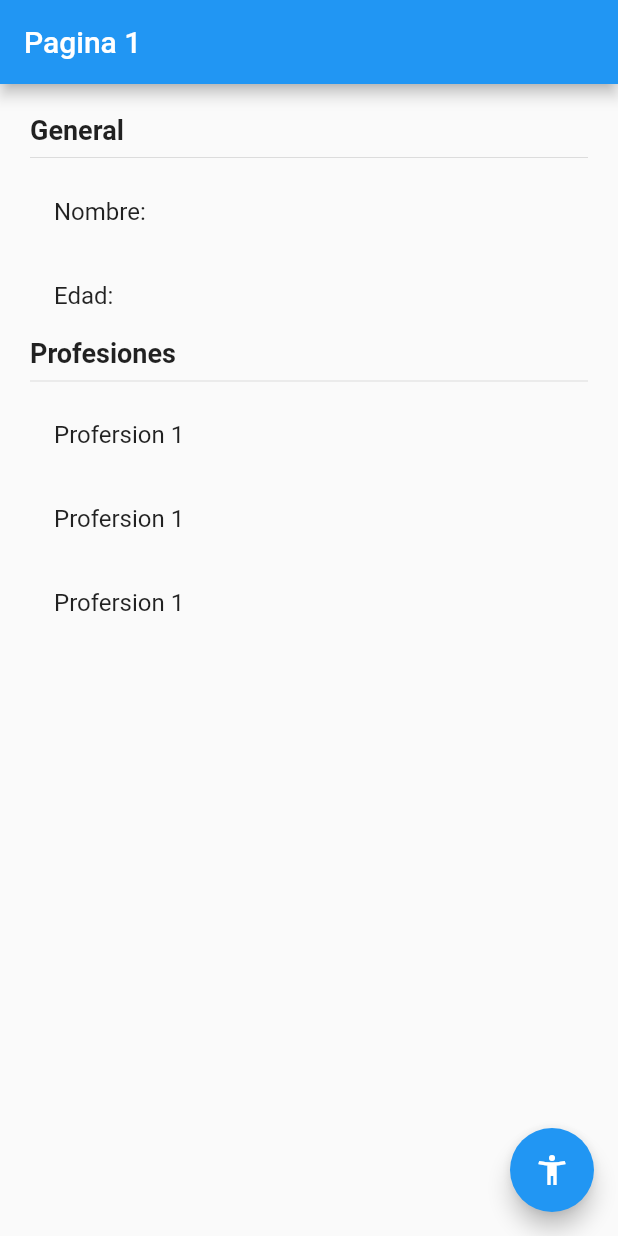
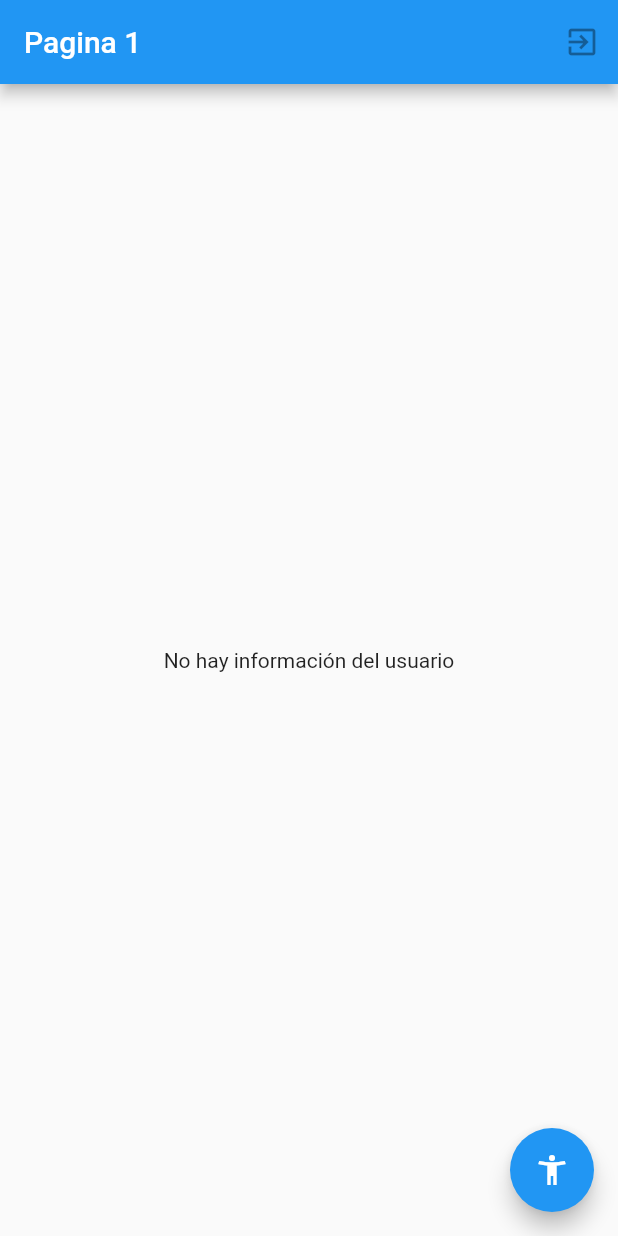
Before and after one commit to djmai/flutter-estados, a Flutter app: the screen it shows after launch, on a phone screen of 412 x 824 dp. Run offline on Flutter 3.47's test engine with Material 2 defaults, Android fonts, the phone set to English and light mode, and no system bars; our stand-ins replace flutter_bloc.

Commit message:
Cubit listo

```diff
--- /dev/null
+++ b/lib/bloc/usuario/usuario_cubit.dart
@@ -0,0 +1,41 @@
+import 'package:meta/meta.dart';
+import 'package:flutter_bloc/flutter_bloc.dart';
+
+import 'package:estados_app/models/usuario.dart';
+
+part 'usuario_state.dart';
+
+class UsuarioCubit extends Cubit<UsuarioState> {
+  UsuarioCubit() : super(UsuarioInitial());
+
+  void seleccionarUsuario(Usuario user) {
+    emit(UsuarioActivo(user));
+  }
+
+  void cambiarEdad(int edad) {
+    final currentState = state;
+    if (currentState is UsuarioActivo) {
+      final newUser = currentState.usuario.copyWith(edad: edad);
+      emit(UsuarioActivo(newUser));
+    }
+  }
+
+  void agregarProfesion() {
+    final currentState = state;
+    if (currentState is UsuarioActivo) {
+      // currentState.usuario.copyWith().profesiones!.add(
+      //     'Profesión ${currentState.usuario.copyWith().profesiones!.length + 1}');
+      // final usuario = currentState.usuario.copyWith();
+      final newProfesiones =[
+        ...currentState.usuario.profesiones!,
+        'Profesión ${currentState.usuario.profesiones!.length + 1}'
+      ];
+      final newUser = currentState.usuario.copyWith(profesiones: newProfesiones);
+      emit(UsuarioActivo(newUser));
+    }
+  }
+
+  void borrarUsuario(){
+    emit(UsuarioInitial());
+  }
+}
--- /dev/null
+++ b/lib/bloc/usuario/usuario_state.dart
@@ -0,0 +1,18 @@
+part of 'usuario_cubit.dart';
+
+@immutable
+abstract class UsuarioState {}
+
+class UsuarioInitial extends UsuarioState {
+  final existeUsuario = false;
+}
+
+class UsuarioActivo extends UsuarioState {
+  final existeUsuario = true;
+  final Usuario usuario;
+
+  UsuarioActivo(this.usuario);
+
+
+
+}
--- a/lib/main.dart
+++ b/lib/main.dart
@@ -1,13 +1,20 @@
+import 'package:estados_app/bloc/usuario/usuario_cubit.dart';
+import 'package:flutter/material.dart';
+import 'package:flutter_bloc/flutter_bloc.dart';
+
 import 'package:estados_app/pages/page1_page.dart';
 import 'package:estados_app/pages/page2_page.dart';
-import 'package:flutter/material.dart';
 
 void main() => runApp(MyApp());
 
 class MyApp extends StatelessWidget {
   @override
   Widget build(BuildContext context) {
-    return MaterialApp(
+    return MultiBlocProvider(
+      providers: [
+        BlocProvider<UsuarioCubit>(create: (_) => UsuarioCubit()),
+      ],
+      child: MaterialApp(
         debugShowCheckedModeBanner: false,
         title: 'Material App',
         initialRoute: 'pagina1',
@@ -15,6 +22,7 @@ class MyApp extends StatelessWidget {
           'pagina1': (_) => Pagina1Page(),
           'pagina2': (_) => Pagina2Page(),
         },
+      ),
     );
   }
 }
--- a/lib/models/usuario.dart
+++ b/lib/models/usuario.dart
@@ -1,7 +1,18 @@
 class Usuario {
-  String nombre;
-  int edad;
-  List<String>? profesiones;
+  final String nombre;
+  final int edad;
+  final List<String>? profesiones;
 
   Usuario({required this.nombre, required this.edad, this.profesiones});
+
+  Usuario copyWith({
+    String? nombre,
+    int? edad,
+    List<String>? profesiones,
+  }) =>
+      Usuario(
+        nombre: nombre ?? this.nombre,
+        edad: edad ?? this.edad,
+        profesiones: profesiones ?? this.profesiones,
+      );
 }
--- a/lib/pages/page1_page.dart
+++ b/lib/pages/page1_page.dart
@@ -1,17 +1,31 @@
 import 'dart:ffi';
 
+import 'package:estados_app/bloc/usuario/usuario_cubit.dart';
+import 'package:estados_app/models/usuario.dart';
 import 'package:flutter/material.dart';
+import 'package:flutter_bloc/flutter_bloc.dart';
 
 class Pagina1Page extends StatelessWidget {
   const Pagina1Page({Key? key}) : super(key: key);
 
   @override
   Widget build(BuildContext context) {
+    final usuarioCubit = context.read<UsuarioCubit>();
     return Scaffold(
       appBar: AppBar(
         title: Text('Pagina 1'),
+        actions: [
+          BlocBuilder<UsuarioCubit, UsuarioState>(builder: (_, state) {
+            if (state is UsuarioActivo) {
+              return IconButton(
+                  icon: Icon(Icons.exit_to_app),
+                  onPressed: () => usuarioCubit.borrarUsuario(),);
+            }
+            return IconButton(onPressed: null, icon: Icon(Icons.exit_to_app));
+          }),
+        ],
       ),
-      body: InformacionUsuario(),
+      body: BodyScaffold(),
       floatingActionButton: FloatingActionButton(
         child: Icon(Icons.accessibility_new),
         onPressed: () => Navigator.pushNamed(context, 'pagina2'),
@@ -20,7 +34,45 @@ class Pagina1Page extends StatelessWidget {
   }
 }
 
+class BodyScaffold extends StatelessWidget {
+  const BodyScaffold({
+    Key? key,
+  }) : super(key: key);
+
+  @override
+  Widget build(BuildContext context) {
+    return BlocBuilder<UsuarioCubit, UsuarioState>(
+      builder: (_, state) {
+        switch (state.runtimeType) {
+          case UsuarioInitial:
+            return Center(child: Text('No hay información del usuario'));
+            break;
+          case UsuarioActivo:
+            return InformacionUsuario(
+                usuario: (state as UsuarioActivo).usuario);
+            break;
+          default:
+            return Center(child: CircularProgressIndicator());
+            break;
+        }
+
+        // if (state is UsuarioInitial) {
+        //   return Center(child: Text('No hay información del usuario'));
+        // } else if (state is UsuarioActivo) {
+        //   return InformacionUsuario(usuario: state.usuario);
+        // } else {
+        //   return Center(child: CircularProgressIndicator());
+        // }
+      },
+    );
+  }
+}
+
 class InformacionUsuario extends StatelessWidget {
+  final Usuario usuario;
+
+  const InformacionUsuario({super.key, required this.usuario});
+
   @override
   Widget build(BuildContext context) {
     return Container(
@@ -33,14 +85,14 @@ class InformacionUsuario extends StatelessWidget {
           Text('General',
               style: TextStyle(fontSize: 18, fontWeight: FontWeight.bold)),
           Divider(),
-          ListTile(title: Text('Nombre: ')),
-          ListTile(title: Text('Edad: ')),
+          ListTile(title: Text('Nombre: ${usuario.nombre}')),
+          ListTile(title: Text('Edad: ${usuario.edad}')),
           Text('Profesiones',
               style: TextStyle(fontSize: 18, fontWeight: FontWeight.bold)),
           Divider(),
-          ListTile(title: Text('Profersion 1')),
-          ListTile(title: Text('Profersion 1')),
-          ListTile(title: Text('Profersion 1')),
+          ...usuario.profesiones!
+              .map((profesion) => ListTile(title: Text(profesion)))
+              .toList()
         ],
       ),
     );
--- a/lib/pages/page2_page.dart
+++ b/lib/pages/page2_page.dart
@@ -1,10 +1,19 @@
+import 'dart:io';
+
+import 'package:estados_app/models/usuario.dart';
 import 'package:flutter/material.dart';
+import 'package:flutter_bloc/flutter_bloc.dart';
+
+import 'package:estados_app/bloc/usuario/usuario_cubit.dart';
 
 class Pagina2Page extends StatelessWidget {
   const Pagina2Page({Key? key}) : super(key: key);
 
   @override
   Widget build(BuildContext context) {
+
+    final usuarioCubit = context.read<UsuarioCubit>();
+
     return Scaffold(
       appBar: AppBar(
         title: Text('Pagina 2'),
@@ -14,19 +23,33 @@ class Pagina2Page extends StatelessWidget {
           mainAxisAlignment: MainAxisAlignment.center,
           children: [
             MaterialButton(
-              child: Text('Establecer Usuario', style: TextStyle(color: Colors.white)),
+              child: Text('Establecer Usuario',
+                  style: TextStyle(color: Colors.white)),
               color: Colors.blue,
-              onPressed: () {},
+              onPressed: () {
+                final newUser = new Usuario(
+                  nombre: 'Miguel Martínez',
+                  edad: 30,
+                  profesiones: ['FullStack Developer', 'Tester Develop'],
+                );
+                usuarioCubit.seleccionarUsuario(newUser);
+              },
             ),
             MaterialButton(
-              child: Text('Cambiar edad', style: TextStyle(color: Colors.white)),
+              child:
+                  Text('Cambiar edad', style: TextStyle(color: Colors.white)),
               color: Colors.blue,
-              onPressed: () {},
+              onPressed: () {
+                usuarioCubit.cambiarEdad(50);
+              },
             ),
             MaterialButton(
-              child: Text('Añadir profesion', style: TextStyle(color: Colors.white)),
+              child: Text('Añadir profesion',
+                  style: TextStyle(color: Colors.white)),
               color: Colors.blue,
-              onPressed: () {},
+              onPressed: () {
+                usuarioCubit.agregarProfesion();
+              },
             ),
           ],
         ),
--- a/pubspec.yaml
+++ b/pubspec.yaml
@@ -36,6 +36,7 @@ dependencies:
   # The following adds the Cupertino Icons font to your application.
   # Use with the CupertinoIcons class for iOS style icons.
   cupertino_icons: ^1.0.2
+  flutter_bloc: ^8.1.1
 
 dev_dependencies:
   flutter_test:
```
Also changed, not shown: pubspec.lock. Lines whose indentation alone changed are shown as unchanged.
